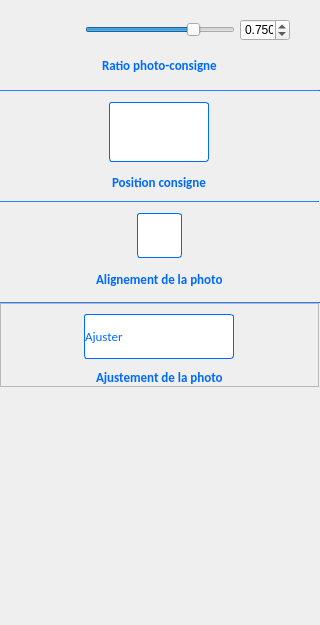
The window that PhotosConsigne/ui/SetStyle.ui (FlorianLance/PhotosConsigne) describes before a commit, drawn with Qt 5.
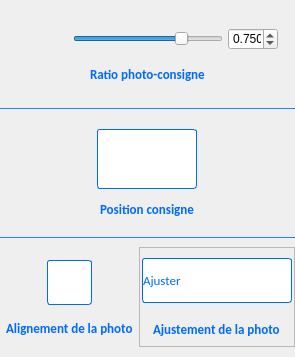
The same window after the commit. Icons and pictures are not drawn.

The edit to the form file:
```diff
--- a/PhotosConsigne/ui/SetStyle.ui
+++ b/PhotosConsigne/ui/SetStyle.ui
@@ -6,8 +6,8 @@
    <rect>
     <x>0</x>
     <y>0</y>
-    <width>320</width>
-    <height>625</height>
+    <width>295</width>
+    <height>357</height>
    </rect>
   </property>
   <property name="sizePolicy">
@@ -18,7 +18,7 @@
   </property>
   <property name="minimumSize">
    <size>
-    <width>320</width>
+    <width>0</width>
     <height>0</height>
    </size>
   </property>
@@ -31,7 +31,7 @@
   <property name="windowTitle">
    <string>Form</string>
   </property>
-  <layout class="QGridLayout" name="gridLayout">
+  <layout class="QGridLayout" name="gridLayout" columnstretch="3,1,3" columnminimumwidth="0,0,0">
    <property name="leftMargin">
     <number>0</number>
    </property>
@@ -47,7 +47,7 @@
    <property name="spacing">
     <number>0</number>
    </property>
-   <item row="5" column="0" colspan="2">
+   <item row="4" column="0" colspan="2">
     <widget class="QFrame" name="framePhotoAlignment">
      <property name="minimumSize">
       <size>
@@ -75,13 +75,13 @@
      </property>
      <layout class="QVBoxLayout" name="verticalLayout_20">
       <property name="spacing">
-       <number>0</number>
+       <number>5</number>
       </property>
       <property name="leftMargin">
        <number>5</number>
       </property>
       <property name="topMargin">
-       <number>0</number>
+       <number>5</number>
       </property>
       <property name="rightMargin">
        <number>5</number>
@@ -268,7 +268,7 @@
      </layout>
     </widget>
    </item>
-   <item row="1" column="0" colspan="3">
+   <item row="0" column="0" colspan="3">
     <widget class="QFrame" name="frameRatioPC">
      <property name="minimumSize">
       <size>
@@ -401,63 +401,7 @@
      </layout>
     </widget>
    </item>
-   <item row="6" column="0" colspan="3">
-    <widget class="Line" name="line1">
-     <property name="maximumSize">
-      <size>
-       <width>16777215</width>
-       <height>1</height>
-      </size>
-     </property>
-     <property name="styleSheet">
-      <string notr="true">
-QFrame{
-background-color: rgb(0,106,255);
-}
-
-
-QFrame:!enabled
-{
-	background-color: rgb(150,150,150);
-}
-
-
-	</string>
-     </property>
-     <property name="orientation">
-      <enum>Qt::Horizontal</enum>
-     </property>
-    </widget>
-   </item>
-   <item row="2" column="0" colspan="3">
-    <widget class="Line" name="line3">
-     <property name="maximumSize">
-      <size>
-       <width>16777215</width>
-       <height>1</height>
-      </size>
-     </property>
-     <property name="styleSheet">
-      <string notr="true">
-QFrame{
-background-color: rgb(0,106,255);
-}
-
-
-QFrame:!enabled
-{
-	background-color: rgb(150,150,150);
-}
-
-
-	</string>
-     </property>
-     <property name="orientation">
-      <enum>Qt::Horizontal</enum>
-     </property>
-    </widget>
-   </item>
-   <item row="7" column="0" colspan="2">
+   <item row="4" column="2">
     <widget class="QFrame" name="frameAdjustPhoto">
      <property name="maximumSize">
       <size>
@@ -625,18 +569,12 @@
      </layout>
     </widget>
    </item>
-   <item row="0" column="2">
-    <widget class="Line" name="line2">
-     <property name="minimumSize">
-      <size>
-       <width>0</width>
-       <height>0</height>
-      </size>
-     </property>
+   <item row="1" column="0" colspan="3">
+    <widget class="Line" name="line3">
      <property name="maximumSize">
       <size>
-       <width>1</width>
-       <height>16777215</height>
+       <width>16777215</width>
+       <height>1</height>
       </size>
      </property>
      <property name="styleSheet">
@@ -655,27 +593,11 @@
 	</string>
      </property>
      <property name="orientation">
-      <enum>Qt::Vertical</enum>
+      <enum>Qt::Horizontal</enum>
      </property>
     </widget>
    </item>
-   <item row="9" column="0">
-    <spacer name="verticalSpacer1">
-     <property name="orientation">
-      <enum>Qt::Vertical</enum>
-     </property>
-     <property name="sizeType">
-      <enum>QSizePolicy::Expanding</enum>
-     </property>
-     <property name="sizeHint" stdset="0">
-      <size>
-       <width>20</width>
-       <height>93</height>
-      </size>
-     </property>
-    </spacer>
-   </item>
-   <item row="3" column="0" colspan="2">
+   <item row="2" column="0" colspan="3">
     <widget class="QFrame" name="frameConsignPosition">
      <property name="minimumSize">
       <size>
@@ -885,7 +807,7 @@
      </layout>
     </widget>
    </item>
-   <item row="4" column="0" colspan="2">
+   <item row="3" column="0" colspan="3">
     <widget class="Line" name="line4">
      <property name="maximumSize">
       <size>
```
